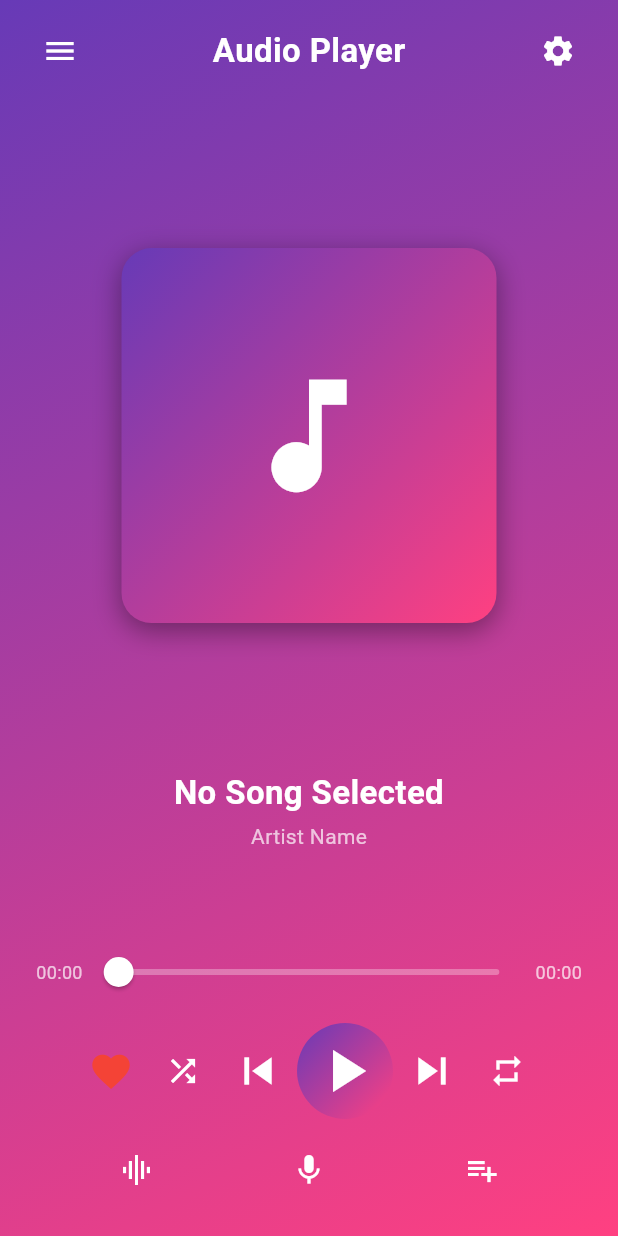
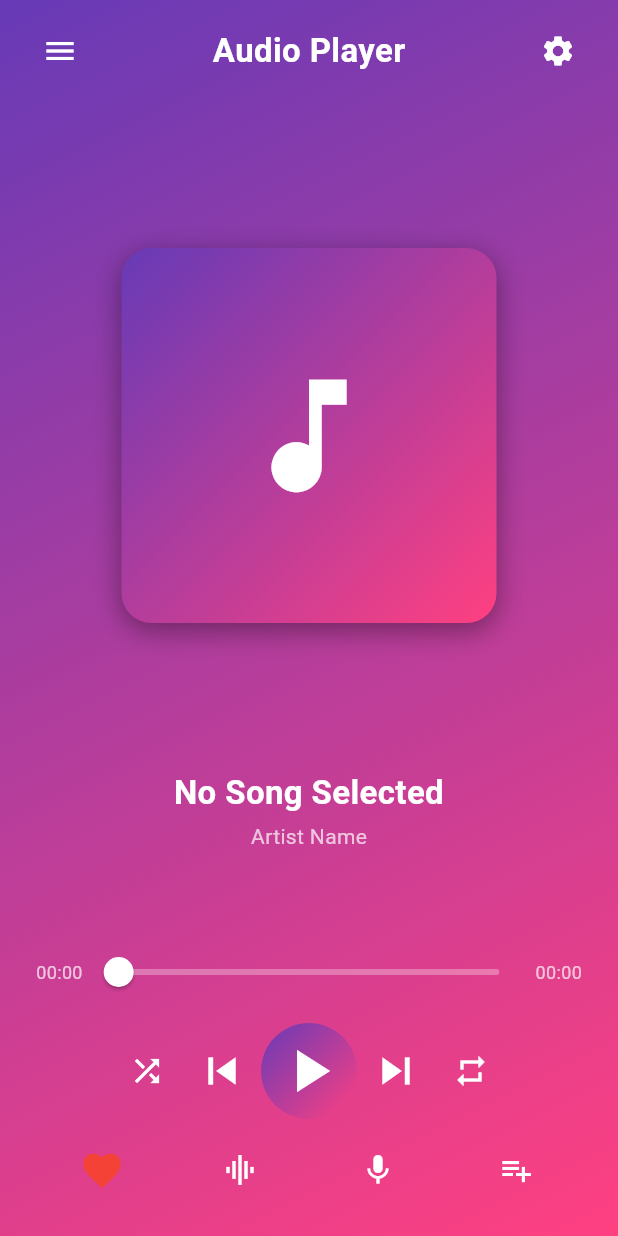
Before and after one commit to DuminduMalinga/Audio_player, a Flutter app: the screen it shows after launch, after a tap on the "favorite" icon, on a phone screen of 412 x 824 dp. Run offline on Flutter 3.47's test engine with Material 3 defaults, Android fonts, the phone set to English and light mode, and no system bars; our stand-ins replace device_info_plus, file_picker, image_picker, just_audio, permission_handler, shared_preferences; missing offline and left inert: audio_session, audio_waveforms, flutter_sound.

Commit message:
Move favorite button to bottom controls in HomeScreen
The favorite button was removed from the top row and added to the bottom control row in the HomeScreen. This improves UI consistency by grouping playback-related controls together.

```diff
--- a/lib/screens/home_screen.dart
+++ b/lib/screens/home_screen.dart
@@ -432,18 +432,6 @@ class _HomeScreenState extends State<Homescreen> {
                 children: [
                   IconButton(
                     icon: Icon(
-                      Icons.favorite,
-                      color: _isFavorite ? Colors.red : Colors.white54,
-                    ),
-                    onPressed: () {
-                      setState(() {
-                        _isFavorite = !_isFavorite;
-                      });
-                    },
-                    iconSize: 30,
-                  ),
-                  IconButton(
-                    icon: Icon(
                       Icons.shuffle,
                       color: _isShuffling ? Colors.pinkAccent : Colors.white,
                     ),
@@ -493,6 +481,18 @@ class _HomeScreenState extends State<Homescreen> {
               Row(
                 mainAxisAlignment: MainAxisAlignment.spaceEvenly,
                 children: [
+                  IconButton(
+                    icon: Icon(
+                      Icons.favorite,
+                      color: _isFavorite ? Colors.red : Colors.white54,
+                    ),
+                    onPressed: () {
+                      setState(() {
+                        _isFavorite = !_isFavorite;
+                      });
+                    },
+                    iconSize: 30,
+                  ),
                   IconButton(
                     icon: const Icon(Icons.graphic_eq, color: Colors.white),
                     onPressed: () async {
```
Also changed, not shown: _backup/README.txt (deleted).
